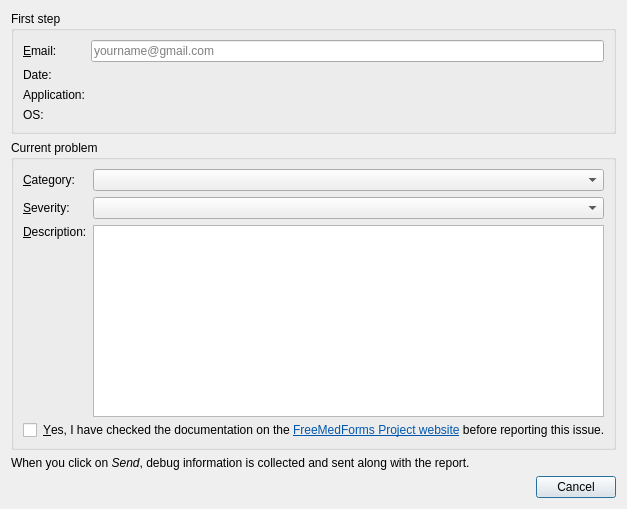
The window that plugins/feedbackplugin/bugreportdialog.ui (FreeHealth/freehealth) describes before a commit, drawn with Qt 5.
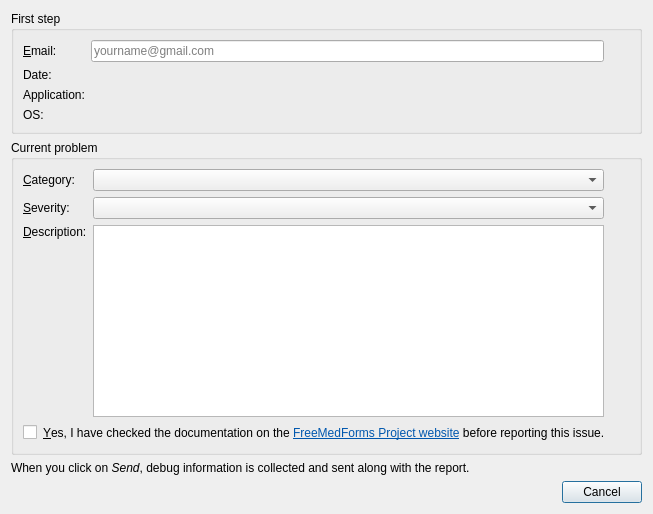
The same window after the commit. Custom widgets are drawn as their Qt base class.

Commit message: using core constants, improving UI with multiple check state labels (workthrought the QBLE bug)

What changed in the file:
```diff
--- a/plugins/feedbackplugin/bugreportdialog.ui
+++ b/plugins/feedbackplugin/bugreportdialog.ui
@@ -6,7 +6,7 @@
    <rect>
     <x>0</x>
     <y>0</y>
-    <width>637</width>
+    <width>738</width>
     <height>489</height>
    </rect>
   </property>
@@ -23,7 +23,28 @@
       <string>First step</string>
      </property>
      <layout class="QGridLayout" name="gridLayout">
-      <item row="3" column="0">
+      <item row="1" column="0" colspan="2">
+       <widget class="QLabel" name="dateLabel">
+        <property name="text">
+         <string>Date:</string>
+        </property>
+       </widget>
+      </item>
+      <item row="0" column="2">
+       <widget class="Utils::QButtonLineEdit" name="emailEdit">
+        <property name="placeholderText">
+         <string>yourname@gmail.com</string>
+        </property>
+       </widget>
+      </item>
+      <item row="2" column="0" colspan="2">
+       <widget class="QLabel" name="applicationLabel">
+        <property name="text">
+         <string>Application:</string>
+        </property>
+       </widget>
+      </item>
+      <item row="3" column="0" colspan="2">
        <widget class="QLabel" name="osLabel">
         <property name="text">
          <string>OS:</string>
@@ -33,7 +54,38 @@
         </property>
        </widget>
       </item>
-      <item row="0" column="0">
+      <item row="0" column="3">
+       <widget class="QLabel" name="emailState">
+        <property name="sizePolicy">
+         <sizepolicy hsizetype="Fixed" vsizetype="Fixed">
+          <horstretch>0</horstretch>
+          <verstretch>0</verstretch>
+         </sizepolicy>
+        </property>
+        <property name="minimumSize">
+         <size>
+          <width>20</width>
+          <height>20</height>
+         </size>
+        </property>
+        <property name="maximumSize">
+         <size>
+          <width>22</width>
+          <height>22</height>
+         </size>
+        </property>
+        <property name="baseSize">
+         <size>
+          <width>20</width>
+          <height>20</height>
+         </size>
+        </property>
+        <property name="alignment">
+         <set>Qt::AlignHCenter|Qt::AlignTop</set>
+        </property>
+       </widget>
+      </item>
+      <item row="0" column="0" colspan="2">
        <widget class="QLabel" name="emailLabel">
         <property name="text">
          <string>&amp;Email:</string>
@@ -43,40 +95,19 @@
         </property>
        </widget>
       </item>
-      <item row="2" column="0">
-       <widget class="QLabel" name="applicationLabel">
-        <property name="text">
-         <string>Application:</string>
-        </property>
-       </widget>
+      <item row="1" column="2" colspan="2">
+       <widget class="QLabel" name="dateValue"/>
       </item>
-      <item row="2" column="1">
+      <item row="2" column="2" colspan="2">
        <widget class="QLabel" name="applicationValue"/>
       </item>
-      <item row="0" column="1">
-       <widget class="Utils::QButtonLineEdit" name="emailEdit">
-        <property name="placeholderText">
-         <string>yourname@gmail.com</string>
-        </property>
-       </widget>
-      </item>
-      <item row="3" column="1">
+      <item row="3" column="2" colspan="2">
        <widget class="QLabel" name="osValue">
         <property name="wordWrap">
          <bool>true</bool>
         </property>
        </widget>
       </item>
-      <item row="1" column="0">
-       <widget class="QLabel" name="dateLabel">
-        <property name="text">
-         <string>Date:</string>
-        </property>
-       </widget>
-      </item>
-      <item row="1" column="1">
-       <widget class="QLabel" name="dateValue"/>
-      </item>
      </layout>
     </widget>
    </item>
@@ -99,6 +130,37 @@
       <item row="0" column="1">
        <widget class="QComboBox" name="categoryCombo"/>
       </item>
+      <item row="0" column="2">
+       <widget class="QLabel" name="categoryState">
+        <property name="sizePolicy">
+         <sizepolicy hsizetype="Fixed" vsizetype="Fixed">
+          <horstretch>0</horstretch>
+          <verstretch>0</verstretch>
+         </sizepolicy>
+        </property>
+        <property name="minimumSize">
+         <size>
+          <width>20</width>
+          <height>20</height>
+         </size>
+        </property>
+        <property name="maximumSize">
+         <size>
+          <width>22</width>
+          <height>22</height>
+         </size>
+        </property>
+        <property name="baseSize">
+         <size>
+          <width>20</width>
+          <height>20</height>
+         </size>
+        </property>
+        <property name="alignment">
+         <set>Qt::AlignHCenter|Qt::AlignTop</set>
+        </property>
+       </widget>
+      </item>
       <item row="1" column="0">
        <widget class="QLabel" name="severityLabel">
         <property name="text">
@@ -112,6 +174,37 @@
       <item row="1" column="1">
        <widget class="QComboBox" name="severityCombo"/>
       </item>
+      <item row="1" column="2">
+       <widget class="QLabel" name="severityState">
+        <property name="sizePolicy">
+         <sizepolicy hsizetype="Fixed" vsizetype="Fixed">
+          <horstretch>0</horstretch>
+          <verstretch>0</verstretch>
+         </sizepolicy>
+        </property>
+        <property name="minimumSize">
+         <size>
+          <width>20</width>
+          <height>20</height>
+         </size>
+        </property>
+        <property name="maximumSize">
+         <size>
+          <width>22</width>
+          <height>22</height>
+         </size>
+        </property>
+        <property name="baseSize">
+         <size>
+          <width>20</width>
+          <height>20</height>
+         </size>
+        </property>
+        <property name="alignment">
+         <set>Qt::AlignHCenter|Qt::AlignTop</set>
+        </property>
+       </widget>
+      </item>
       <item row="2" column="0">
        <widget class="QLabel" name="descrLabel">
         <property name="text">
@@ -132,6 +225,37 @@
         </property>
        </widget>
       </item>
+      <item row="2" column="2">
+       <widget class="QLabel" name="descriptionState">
+        <property name="sizePolicy">
+         <sizepolicy hsizetype="Fixed" vsizetype="Fixed">
+          <horstretch>0</horstretch>
+          <verstretch>0</verstretch>
+         </sizepolicy>
+        </property>
+        <property name="minimumSize">
+         <size>
+          <width>20</width>
+          <height>20</height>
+         </size>
+        </property>
+        <property name="maximumSize">
+         <size>
+          <width>22</width>
+          <height>200</height>
+         </size>
+        </property>
+        <property name="baseSize">
+         <size>
+          <width>20</width>
+          <height>20</height>
+         </size>
+        </property>
+        <property name="alignment">
+         <set>Qt::AlignHCenter|Qt::AlignTop</set>
+        </property>
+       </widget>
+      </item>
       <item row="3" column="0" colspan="2">
        <layout class="QHBoxLayout" name="horizontalLayout">
         <item>
@@ -142,8 +266,8 @@
             <verstretch>0</verstretch>
            </sizepolicy>
           </property>
-          <property name="text">
-           <string/>
+          <property name="tristate">
+           <bool>true</bool>
           </property>
          </widget>
         </item>
@@ -159,6 +283,37 @@
         </item>
        </layout>
       </item>
+      <item row="3" column="2">
+       <widget class="QLabel" name="docState">
+        <property name="sizePolicy">
+         <sizepolicy hsizetype="Fixed" vsizetype="Fixed">
+          <horstretch>0</horstretch>
+          <verstretch>0</verstretch>
+         </sizepolicy>
+        </property>
+        <property name="minimumSize">
+         <size>
+          <width>20</width>
+          <height>20</height>
+         </size>
+        </property>
+        <property name="maximumSize">
+         <size>
+          <width>22</width>
+          <height>22</height>
+         </size>
+        </property>
+        <property name="baseSize">
+         <size>
+          <width>20</width>
+          <height>20</height>
+         </size>
+        </property>
+        <property name="alignment">
+         <set>Qt::AlignHCenter|Qt::AlignTop</set>
+        </property>
+       </widget>
+      </item>
      </layout>
     </widget>
    </item>
```
The commit also changes 1 other file.
